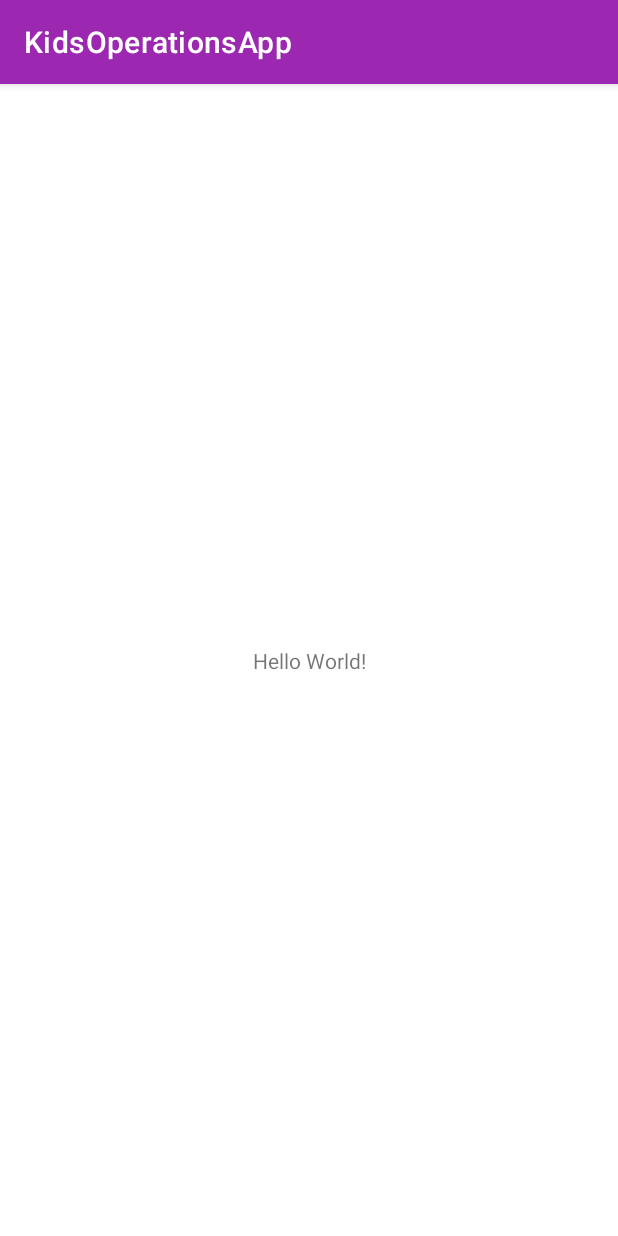
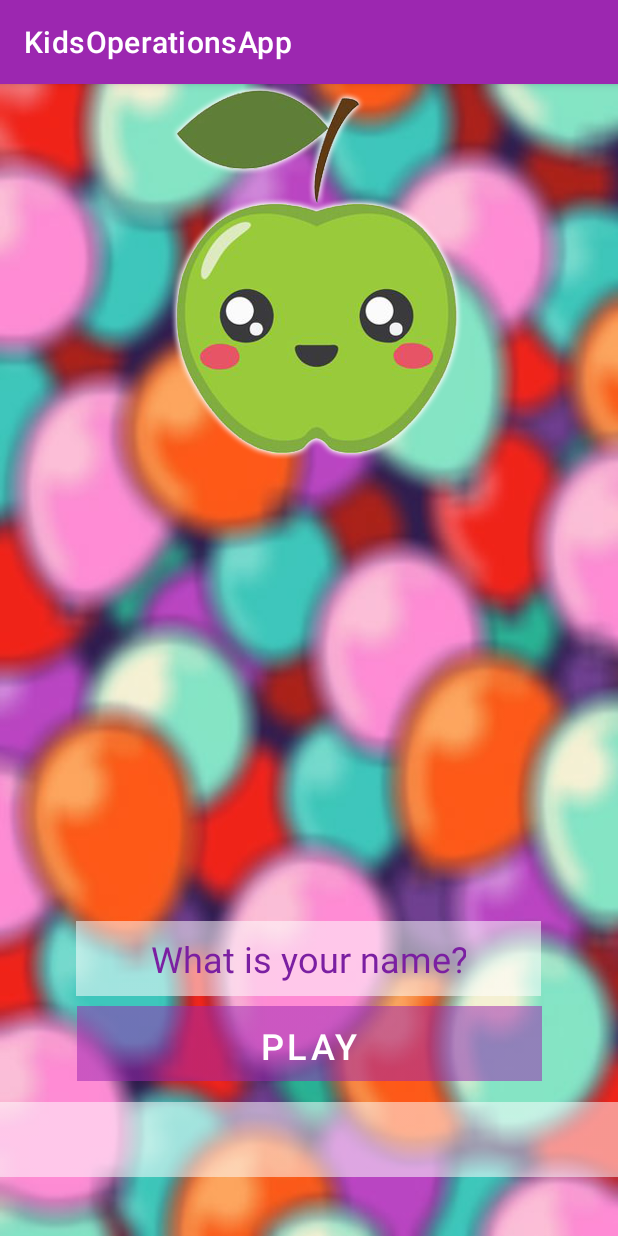
Before and after one commit to YassineMarroun/BuildingAndroid2.0, an Android app: the screen it shows after launch (MainActivity), on a phone screen of 412 x 824 dp. Run offline under Robolectric (Android 15) with nearby library versions, the phone set to English and light mode, and no system bars.

Commit message:
Completing MainActivity

```diff
--- a/01.KidsOperationsApp/app/src/main/res/layout/activity_main.xml
+++ b/01.KidsOperationsApp/app/src/main/res/layout/activity_main.xml
@@ -1,18 +1,69 @@
 <?xml version="1.0" encoding="utf-8"?>
-<androidx.constraintlayout.widget.ConstraintLayout xmlns:android="http://schemas.android.com/apk/res/android"
+<RelativeLayout xmlns:android="http://schemas.android.com/apk/res/android"
     xmlns:app="http://schemas.android.com/apk/res-auto"
     xmlns:tools="http://schemas.android.com/tools"
     android:layout_width="match_parent"
     android:layout_height="match_parent"
-    tools:context=".MainActivity">
+    android:background="@drawable/globos"
+    tools:context=".MainActivity" >
+
+    <ImageView
+        android:id="@+id/imageView_Character"
+        android:layout_width="250dp"
+        android:layout_height="250dp"
+        android:layout_alignParentTop="true"
+        android:layout_alignParentEnd="true"
+        android:layout_centerInParent="true"
+        android:layout_marginTop="0dp"
+        android:layout_marginEnd="80dp"
+        android:contentDescription="@string/app_name"
+        app:srcCompat="@drawable/manzana"
+        tools:ignore="ImageContrastCheck" />
+
+    <EditText
+        android:id="@+id/txt_name"
+        android:layout_width="310dp"
+        android:layout_height="50dp"
+        android:layout_alignParentBottom="true"
+        android:layout_centerHorizontal="true"
+        android:layout_marginBottom="160dp"
+        android:background="@drawable/fondoet"
+        android:ems="10"
+        android:hint="@string/et_name"
+        android:importantForAutofill="no"
+        android:inputType="textPersonName"
+        android:maxLength="15"
+        android:paddingStart="50dp"
+        android:paddingEnd="50dp"
+        android:textColor="@color/purple_700"
+        android:textColorHint="@color/purple_700"
+        android:textSize="24sp" />
+
+    <Button
+        android:id="@+id/button"
+        android:layout_width="310dp"
+        android:layout_height="50dp"
+        android:layout_alignParentStart="true"
+        android:layout_alignParentBottom="true"
+        android:layout_centerHorizontal="true"
+        android:layout_marginStart="51dp"
+        android:layout_marginBottom="103dp"
+        android:background="@drawable/fondoboton"
+        android:text="@string/button"
+        android:textColor="@color/white"
+        android:textSize="24sp" />
 
     <TextView
-        android:layout_width="wrap_content"
-        android:layout_height="wrap_content"
-        android:text="Hello World!"
-        app:layout_constraintBottom_toBottomOf="parent"
-        app:layout_constraintLeft_toLeftOf="parent"
-        app:layout_constraintRight_toRightOf="parent"
-        app:layout_constraintTop_toTopOf="parent" />
+        android:id="@+id/textView_BstSocre"
+        android:layout_width="match_parent"
+        android:layout_height="50dp"
+        android:layout_alignParentBottom="true"
+        android:layout_centerHorizontal="true"
+        android:layout_marginBottom="39dp"
+        android:background="@drawable/fondoet"
+        android:contentDescription="@string/app_name"
+        android:gravity="center"
+        android:textColor="@color/purple_700"
+        android:textSize="18sp" />
 
-</androidx.constraintlayout.widget.ConstraintLayout>
+</RelativeLayout>
--- a/01.KidsOperationsApp/app/src/main/res/values/strings.xml
+++ b/01.KidsOperationsApp/app/src/main/res/values/strings.xml
@@ -1,3 +1,5 @@
 <resources>
     <string name="app_name">KidsOperationsApp</string>
+    <string name="et_name">What is your name?</string>
+    <string name="button">Play</string>
 </resources>
```
